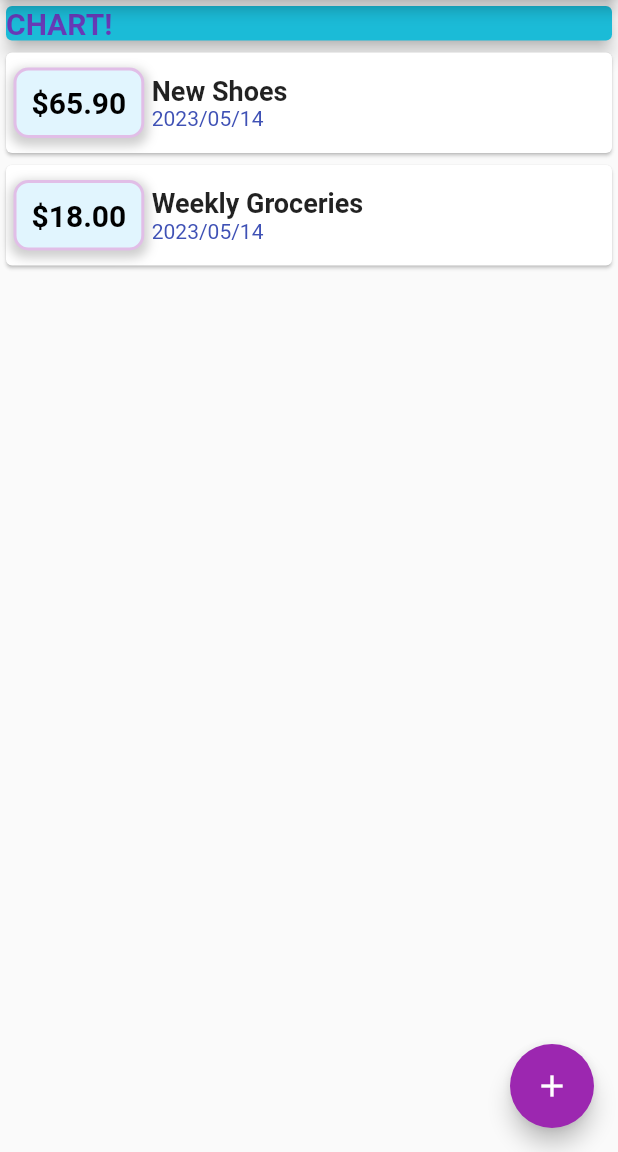
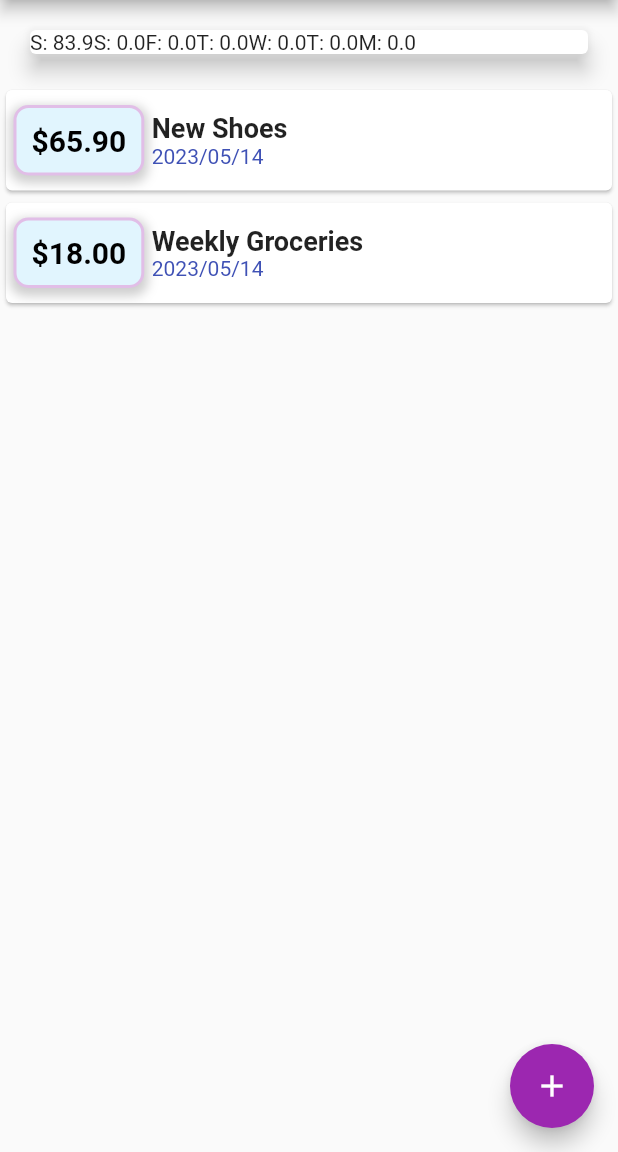
Before and after one commit to dhruvgupta311/Expenses-APP, a Flutter app: the screen it shows after launch, on a phone screen of 412 x 824 dp, the part 84-1236 px from its top. Run offline on Flutter 3.47's test engine with Material 2 defaults, Android fonts, the phone set to English and light mode, and no system bars; missing offline and left inert: dart:ffi.

Commit message:
added chart.dart

```diff
--- a/lib/main.dart
+++ b/lib/main.dart
@@ -2,6 +2,8 @@ import 'package:expenses_app/widgets/new_transaction.dart';
 import 'package:flutter/material.dart';
 import 'models/transaction.dart';
 import './widgets/transaction_list.dart';
+
+import './widgets/chart.dart';
 void main() {
   runApp(MyApp());
 }
@@ -34,6 +36,18 @@ class _MyHomePageState extends State<MyHomePage> {
     Transaction(
         id: 't2', title: 'Weekly Groceries', amount: 18, date: DateTime.now()),
   ];
+ List<Transaction> get _recentTransactions{
+  return _userTransactions.where((tx) {
+    return tx.date.isAfter(
+      DateTime.now().subtract(
+        Duration(days: 7),
+      ),
+      // jo jo transaction 7 day ke andar honge wo wo ki list return hogi
+      // where will return true if tx transaction is having the date after the 7 days (back wale);
+    );
+  }).toList();
+}
+
   void _addNewTransactions(String txTitle,double txAmount){
     final newTx=Transaction(id: DateTime.now().toString(), title: txTitle, amount: txAmount, date: DateTime.now());
   setState((){
@@ -69,21 +83,7 @@ class _MyHomePageState extends State<MyHomePage> {
         child: Column(
           crossAxisAlignment: CrossAxisAlignment.stretch,
           children: <Widget>[
-            Container(
-              width: double.infinity,
-              child: Card(
-                color: Color.fromARGB(255, 27, 187, 215),
-                child: Container(
-                  child: Text('CHART!',
-                  style:TextStyle(fontSize: 20,
-                  fontWeight: FontWeight.bold,
-                  color: Colors.deepPurple,
-                  ),
-                  ),
-                ),
-                elevation: 5,
-              ),
-            ),
+            Chart(_recentTransactions),
         TransactionList(_userTransactions),
           ],
         ),
--- a/lib/widgets/chart.dart
+++ b/lib/widgets/chart.dart
@@ -1,12 +1,44 @@
+import 'dart:ffi';
 import 'package:flutter/src/widgets/framework.dart';
 import 'package:flutter/src/widgets/placeholder.dart';
 import 'package:flutter/material.dart';
+import 'package:intl/intl.dart';
+import '../models/transaction.dart';
 
-class MyWidget extends StatelessWidget {
-  const MyWidget({super.key});
+class Chart extends StatelessWidget{
+  final List<Transaction> recentTransactions;
+  Chart(this.recentTransactions);
+  List<Map<String,Object>> get grptv{
+    return List.generate(7, (index){
+      final weekday=DateTime.now().subtract(Duration(days: index),);
+      double totalsum=0.0;
+      for(int i=0;i<recentTransactions.length;i++){
+        if(recentTransactions[i].date.day==weekday.day && recentTransactions[i].date.month==weekday.month && recentTransactions[i].date.year==weekday.year){
+          totalsum+=recentTransactions[i].amount;
+        }
+      }
+      //wwekday phle sunday hoga phir monday hoga to total sum phle sunday ke sare transaction ke amount ka sum de dega
+      // like wise sbhi pichle days ka sum mil jaaaega
+      print(DateFormat.E().format(weekday));
+      print(totalsum);
+      return{
+        'day':DateFormat.E().format(weekday).substring(0,1),
+        'amount':totalsum,
+      };
+    });
+  }
 
   @override
-  Widget build(BuildContext context) {
-    return const Placeholder();
+  Widget build(BuildContext context){
+    print(grptv);
+    return Card(
+      elevation: 6,
+      margin: EdgeInsets.all(20),
+      child:Row(
+        children: grptv.map((data){
+          return Text('${data['day']}: ${data['amount']}');
+        }).toList(),
+      )
+    );
   }
 }
```
Also changed, not shown: lib/widgets/chart_bar.dart (added, +44 -0 lines).
